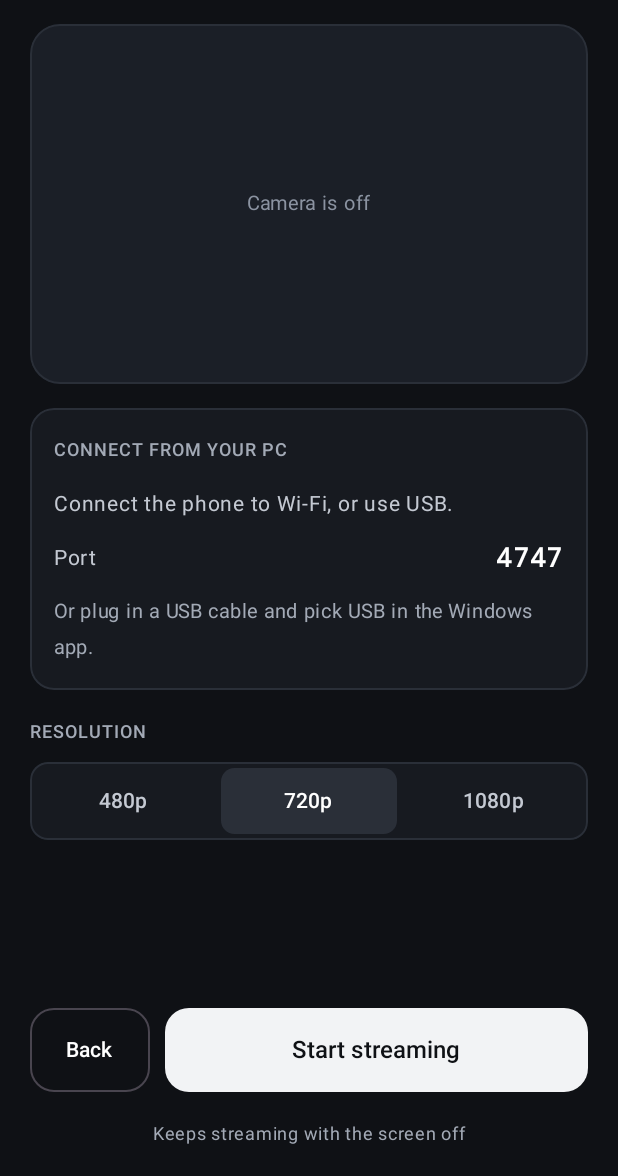
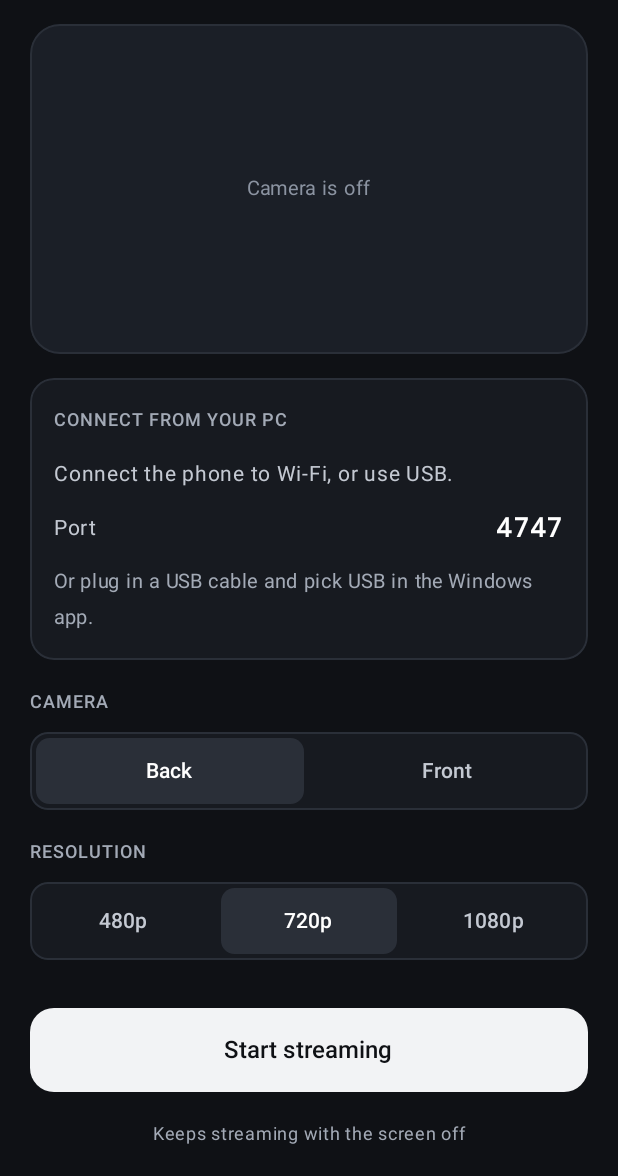
Before and after one commit to devfyefeezul/fyewebcam, an Android app built with Jetpack Compose: the screen it shows after launch (MainActivity), on a phone screen of 412 x 824 dp, the part 60-1236 px from its top. Run offline under Robolectric (Android 15) with nearby library versions, the phone set to English and light mode, and no system bars; libraries missing offline, so code that uses them is left out: androidx.camera.core, androidx.camera.view.

Commit message:
Add a Back/Front camera picker to the phone app
The camera switch was a small button that only showed the current
camera's name, which read as a label. Replace it with the same
segmented control the resolution uses.

Co-Authored-By: Claude Opus 5.5 (1M context) <noreply@anthropic.com>
Claude-Session: https://claude.ai/code/session_01EhHgBhJhpYGwYtMWyVeSHi

```diff
--- a/android/app/src/main/java/com/fyewebcam/MainActivity.kt
+++ b/android/app/src/main/java/com/fyewebcam/MainActivity.kt
@@ -32,7 +32,6 @@ import androidx.compose.foundation.shape.RoundedCornerShape
 import androidx.compose.material3.Button
 import androidx.compose.material3.ButtonDefaults
 import androidx.compose.material3.MaterialTheme
-import androidx.compose.material3.OutlinedButton
 import androidx.compose.material3.Text
 import androidx.compose.material3.darkColorScheme
 import androidx.compose.runtime.Composable
@@ -163,33 +162,22 @@ private fun App(service: StreamService?, onStart: () -> Unit, onStop: () -> Unit
             )
         }
 
-        Column(verticalArrangement = Arrangement.spacedBy(8.dp)) {
-            Label("Resolution")
-            Row(
-                modifier = Modifier
-                    .fillMaxWidth()
-                    .clip(RoundedCornerShape(12.dp))
-                    .background(Surface)
-                    .border(1.dp, Line, RoundedCornerShape(12.dp))
-                    .padding(4.dp),
-                horizontalArrangement = Arrangement.spacedBy(6.dp),
-            ) {
-                Preset.entries.forEach { preset ->
-                    val selected = preset == state.preset
-                    Button(
-                        onClick = {
-                            if (service != null) service.applySettings(preset = preset)
-                            else StreamState.update { it.copy(preset = preset) }
-                        },
-                        modifier = Modifier.weight(1f).height(44.dp),
-                        shape = RoundedCornerShape(9.dp),
-                        colors = ButtonDefaults.buttonColors(
-                            containerColor = if (selected) Line else Color.Transparent,
-                            contentColor = if (selected) Color.White else Body,
-                        ),
-                    ) { Text(preset.label, fontWeight = if (selected) FontWeight.SemiBold else FontWeight.Medium) }
-                }
-            }
+        Picker(
+            label = "Camera",
+            options = listOf(Protocol.CAMERA_BACK to "Back", Protocol.CAMERA_FRONT to "Front"),
+            selected = state.camera,
+        ) { camera ->
+            if (service != null) service.applySettings(camera = camera)
+            else StreamState.update { it.copy(camera = camera) }
+        }
+
+        Picker(
+            label = "Resolution",
+            options = Preset.entries.map { it to it.label },
+            selected = state.preset,
+        ) { preset ->
+            if (service != null) service.applySettings(preset = preset)
+            else StreamState.update { it.copy(preset = preset) }
         }
 
         Spacer(Modifier.weight(1f))
@@ -197,15 +185,6 @@ private fun App(service: StreamService?, onStart: () -> Unit, onStop: () -> Unit
         state.error?.let { Text(it, color = Color(0xFFF97316), fontSize = 13.sp) }
 
         Row(horizontalArrangement = Arrangement.spacedBy(10.dp)) {
-            OutlinedButton(
-                onClick = {
-                    val next = 1 - state.camera
-                    if (service != null) service.applySettings(camera = next)
-                    else StreamState.update { it.copy(camera = next) }
-                },
-                modifier = Modifier.height(56.dp),
-                shape = RoundedCornerShape(16.dp),
-            ) { Text(if (state.camera == Protocol.CAMERA_FRONT) "Front" else "Back", color = Color.White) }
             Button(
                 onClick = {
                     if (state.running) {
@@ -238,7 +217,7 @@ private fun PreviewBox(service: StreamService?, state: StreamState.Value) {
     Box(
         modifier = Modifier
             .fillMaxWidth()
-            .height(240.dp)
+            .height(220.dp)
             .clip(RoundedCornerShape(20.dp))
             .background(Color(0xFF1B1F27))
             .border(1.dp, Line, RoundedCornerShape(20.dp)),
@@ -284,6 +263,36 @@ private fun PreviewBox(service: StreamService?, state: StreamState.Value) {
     }
 }
 
+/** A row of mutually exclusive choices, used for the camera and the resolution. */
+@Composable
+private fun <T> Picker(label: String, options: List<Pair<T, String>>, selected: T, onSelect: (T) -> Unit) {
+    Column(verticalArrangement = Arrangement.spacedBy(8.dp)) {
+        Label(label)
+        Row(
+            modifier = Modifier
+                .fillMaxWidth()
+                .clip(RoundedCornerShape(12.dp))
+                .background(Surface)
+                .border(1.dp, Line, RoundedCornerShape(12.dp))
+                .padding(4.dp),
+            horizontalArrangement = Arrangement.spacedBy(6.dp),
+        ) {
+            options.forEach { (value, text) ->
+                val isSelected = value == selected
+                Button(
+                    onClick = { onSelect(value) },
+                    modifier = Modifier.weight(1f).height(44.dp),
+                    shape = RoundedCornerShape(9.dp),
+                    colors = ButtonDefaults.buttonColors(
+                        containerColor = if (isSelected) Line else Color.Transparent,
+                        contentColor = if (isSelected) Color.White else Body,
+                    ),
+                ) { Text(text, fontWeight = if (isSelected) FontWeight.SemiBold else FontWeight.Medium) }
+            }
+        }
+    }
+}
+
 @Composable
 private fun Card(content: @Composable () -> Unit) {
     Column(
```
